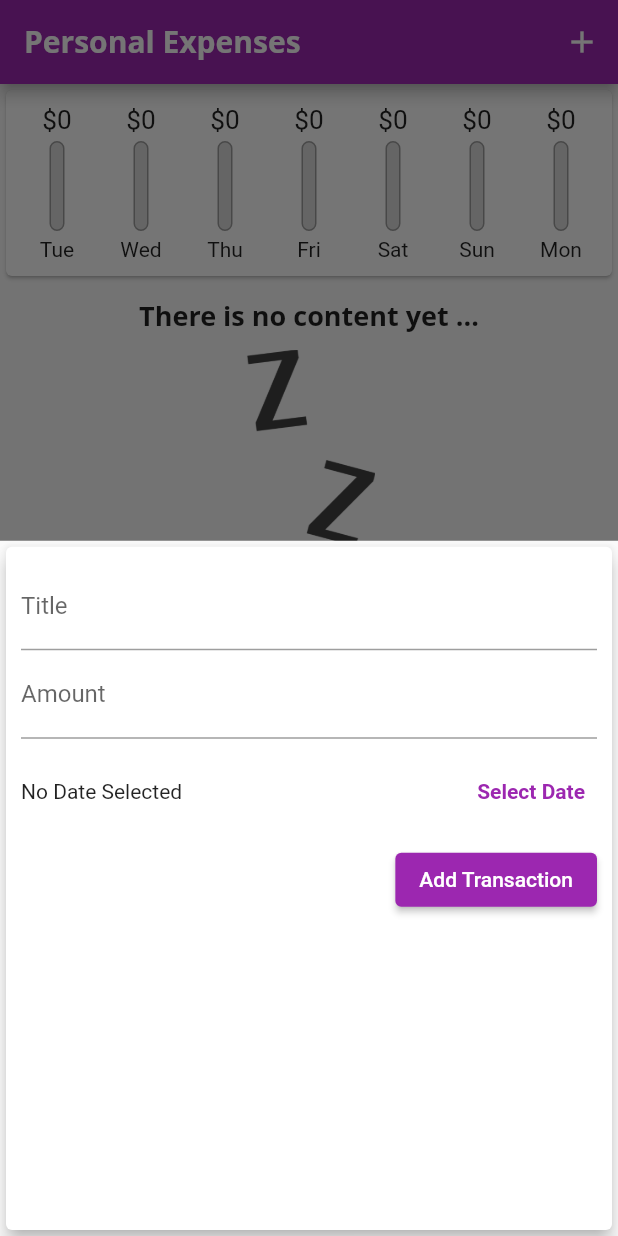
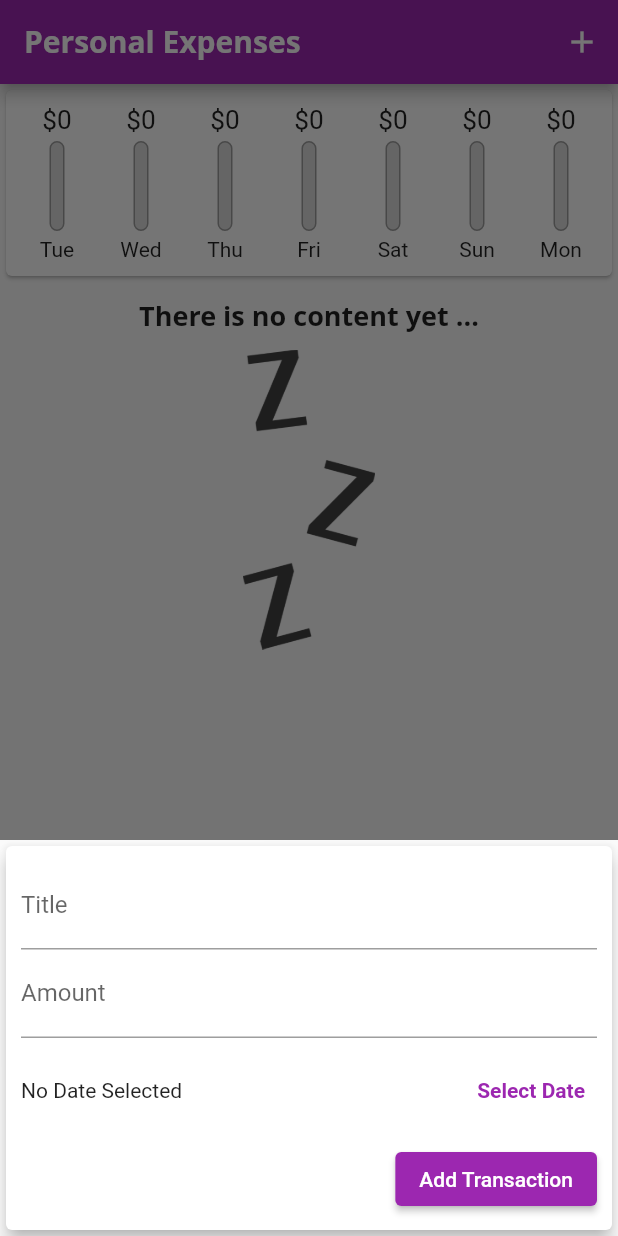
Before and after one commit to erikfors/expenses_tracker, a Flutter app: the screen it shows after launch, after a tap on the "add" icon, on a phone screen of 412 x 824 dp. Run offline on Flutter 3.47's test engine with Material 2 defaults, Android fonts, the phone set to English and light mode, and no system bars; Roboto replaces fonts that are missing (Open Sans).

Commit message:
Some UI fixes

```diff
--- a/lib/models/transaction.dart
+++ b/lib/models/transaction.dart
@@ -1,5 +1,3 @@
-import 'dart:ffi';
-
 class Transaction {
   String id;
   String title;
--- a/lib/widgets/chart.dart
+++ b/lib/widgets/chart.dart
@@ -41,6 +41,7 @@ class Chart extends StatelessWidget {
 
   @override
   Widget build(BuildContext context) {
+
     return Card(
       child: Padding(
         padding: const EdgeInsets.all(6.0),
--- a/lib/widgets/new_transaction.dart
+++ b/lib/widgets/new_transaction.dart
@@ -39,17 +39,23 @@ class _NewTransactionState extends State<NewTransaction> {
     if (title.isEmpty || amount <= 0 || _selectedDate == null) {
       return;
     }
-    widget.addTransaction(title, amount,_selectedDate);
+    widget.addTransaction(title, amount, _selectedDate);
 
     Navigator.of(context).pop();
   }
 
   @override
   Widget build(BuildContext context) {
-    return Card(
+    return SingleChildScrollView(
+      child: Card(
         elevation: 5,
         child: Container(
-        padding: EdgeInsets.all(10),
+          padding: EdgeInsets.only(
+            top: 10,
+            left: 10,
+            right: 10,
+            bottom: MediaQuery.of(context).viewInsets.bottom + 10,
+          ),
           child: Column(
             crossAxisAlignment: CrossAxisAlignment.end,
             children: [
@@ -73,7 +79,9 @@ class _NewTransactionState extends State<NewTransaction> {
                 child: Row(
                   mainAxisAlignment: MainAxisAlignment.spaceBetween,
                   children: [
-                  Text(_selectedDate == null ? "No Date Selected" : "Date Selected: ${DateFormat.yMMMd().format(_selectedDate!)}"),
+                    Text(_selectedDate == null
+                        ? "No Date Selected"
+                        : "Date Selected: ${DateFormat.yMMMd().format(_selectedDate!)}"),
                     TextButton(
                       onPressed: _presentDatePicker,
                       child: Text(
@@ -91,6 +99,7 @@ class _NewTransactionState extends State<NewTransaction> {
             ],
           ),
         ),
+      ),
     );
   }
 }
--- a/lib/widgets/transaction_list.dart
+++ b/lib/widgets/transaction_list.dart
@@ -12,6 +12,7 @@ class TransactionList extends StatelessWidget {
   @override
   Widget build(BuildContext context) {
     return Container(
+      height: MediaQuery.of(context).size.height * 0.6,
       child: _userTransactions.isEmpty
           ? Column(
               mainAxisAlignment: MainAxisAlignment.start,
```
Lines whose indentation alone changed are shown as unchanged.
